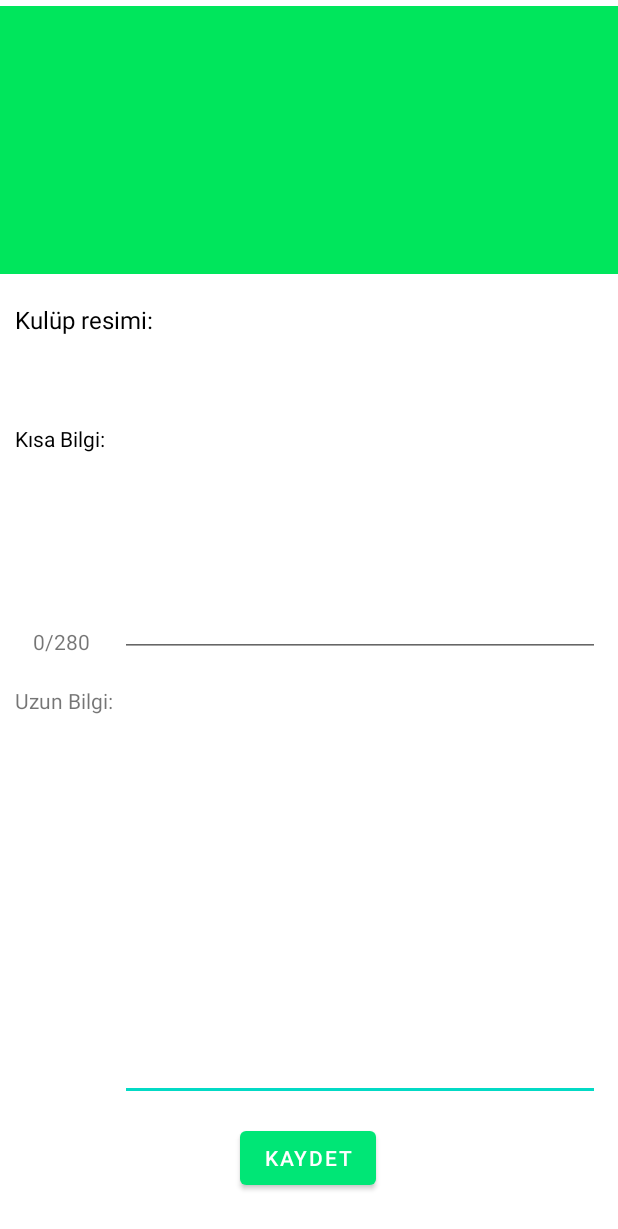
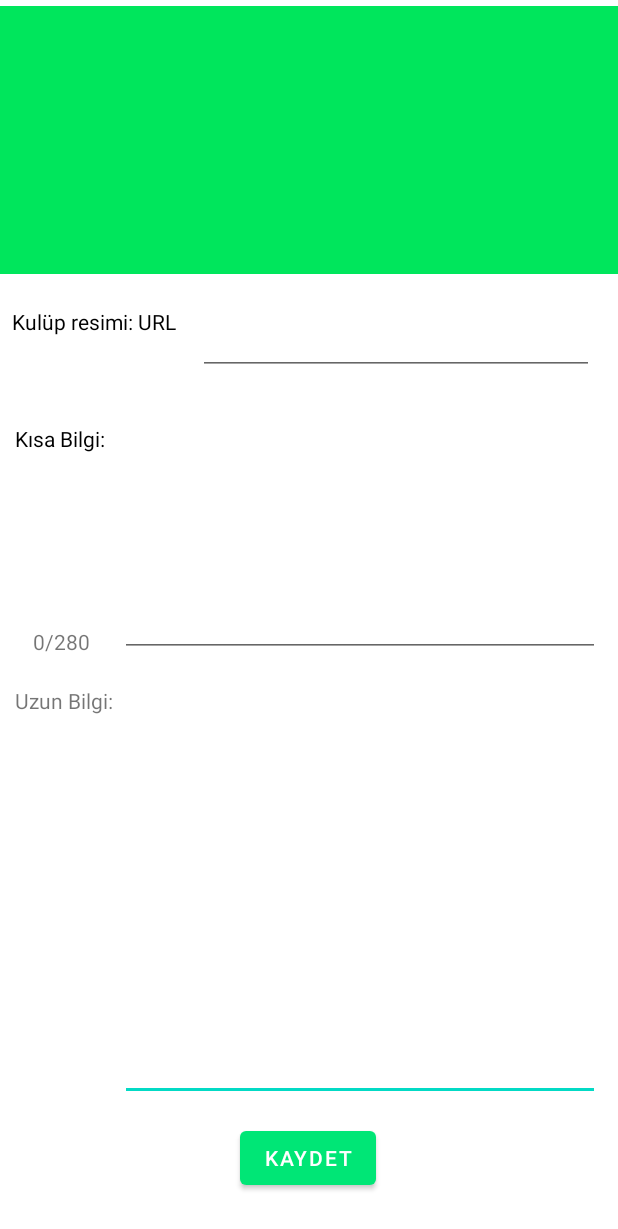
Before and after one commit to ArtunKARA/KulupApp, an Android app: the ClubInfoAdminActivity screen opened directly, with no data from a screen before it, on a phone screen of 412 x 824 dp. Shown: the top 1229 px of the screen. Run offline under Robolectric (Android 15) with nearby library versions, the phone set to English and light mode, and no system bars; our stand-ins replace Firebase (no records; nobody signed in at launch, a user with empty details on screens opened directly); 3 statements that could not run were skipped.

Commit message:
Clup Details Page and Card View settings

```diff
--- a/app/build.gradle
+++ b/app/build.gradle
@@ -49,6 +49,8 @@ dependencies {
     androidTestImplementation 'androidx.test.ext:junit:1.1.4'
     androidTestImplementation 'androidx.test.espresso:espresso-core:3.5.0'
     implementation 'com.google.code.gson:gson:2.8.8'
+    implementation 'com.squareup.picasso:picasso:2.5.2'
+
 
 //okhttp
     implementation 'com.squareup.okhttp3:okhttp:4.9.3'
--- a/app/src/main/AndroidManifest.xml
+++ b/app/src/main/AndroidManifest.xml
@@ -8,9 +8,9 @@
         android:allowBackup="true"
         android:dataExtractionRules="@xml/data_extraction_rules"
         android:fullBackupContent="@xml/backup_rules"
-        android:icon="@mipmap/ic_launcher"
+        android:icon="@drawable/bookcase"
         android:label="@string/app_name"
-        android:roundIcon="@mipmap/ic_launcher_round"
+        android:roundIcon="@drawable/bookcase"
         android:supportsRtl="true"
         android:theme="@style/Theme.KulupApp"
         tools:targetApi="31">
--- a/app/src/main/java/com/example/kulupapp/ClubAdapter.kt
+++ b/app/src/main/java/com/example/kulupapp/ClubAdapter.kt
@@ -8,6 +8,7 @@ import android.view.ViewGroup
 import android.widget.ImageView
 import android.widget.TextView
 import androidx.recyclerview.widget.RecyclerView
+import com.squareup.picasso.Picasso
 
 
 class ClubAdapter(private val clubSet: ArrayList<club>,val context: Context) :
@@ -22,6 +23,7 @@ class ClubAdapter(private val clubSet: ArrayList<club>,val context: Context) :
         val clupname : TextView = view.findViewById(R.id.tv_clubnamecard)
         val clupshortinfo : TextView = view.findViewById(R.id.tv_shortclub1)
         val cluppitch : ImageView = view.findViewById(R.id.imageView2)
+
     }
 
     // Create new views (invoked by the layout manager)
@@ -37,6 +39,9 @@ class ClubAdapter(private val clubSet: ArrayList<club>,val context: Context) :
     override fun onBindViewHolder(viewHolder: ViewHolder, position: Int) {
         viewHolder.clupname.text = clubSet[position].name
         viewHolder.clupshortinfo.text = clubSet[position].shortInfo
+        Picasso.with(this.context).load(clubSet[position].photoClub)
+            .placeholder(R.drawable.hehe)
+            .into(viewHolder.cluppitch)
 
         viewHolder.itemView.setOnClickListener{
 
--- a/app/src/main/java/com/example/kulupapp/ClubInfoAdminActivity.kt
+++ b/app/src/main/java/com/example/kulupapp/ClubInfoAdminActivity.kt
@@ -71,10 +71,11 @@ class ClubInfoAdminActivity : AppCompatActivity() {
             val btnSV = findViewById<Button>(R.id.btn_infoSave)
             btnSV.setOnClickListener {
                 val longInfoPanel = findViewById<EditText>(R.id.et_longInfoClub)
+                val urlId = findViewById<EditText>(R.id.et_url)
                 if (shortInfoPanel.text.length <= 280){
                     curentClubDb?.child("longInfo")?.setValue(longInfoPanel.text.toString())
                     curentClubDb?.child("shortInfo")?.setValue(shortInfoPanel.text.toString())
-
+                    curentClubDb?.child("photoClub")?.setValue(urlId.text.toString())
                     Toast.makeText(this@ClubInfoAdminActivity, "Kayıt başarılı", Toast.LENGTH_SHORT).show()
                     var intent = Intent(this@ClubInfoAdminActivity,ClupAdministrationActivitiy::class.java)
                     startActivity(intent)
--- a/app/src/main/java/com/example/kulupapp/ClupAdministrationActivitiy.kt
+++ b/app/src/main/java/com/example/kulupapp/ClupAdministrationActivitiy.kt
@@ -71,7 +71,7 @@ class ClupAdministrationActivitiy : AppCompatActivity() {
                     for (userSnapshot in snapshot.children){
                         val user =userSnapshot.getValue(user::class.java)
                         user!!.key = userSnapshot.key  //.value.toString()
-                        if (user!!.club == curentClub){//Selector for club member
+                        if (user!!.club?.indexOf(curentClub) != -1){//Selector for club member
                             userArrayList.add(user!!)
                         }
                     }
--- a/app/src/main/java/com/example/kulupapp/StartActivity.kt
+++ b/app/src/main/java/com/example/kulupapp/StartActivity.kt
@@ -142,7 +142,6 @@ class StartActivity : AppCompatActivity() {
                 if (snapshot.exists()){
                     for (userSnapshot in snapshot.children){
                         val club = userSnapshot.getValue(club::class.java)
-                        club!!.name = userSnapshot.key
                         clubArrayList.add(club!!)
                     }
                     clupRecyclerView.adapter = ClubAdapter(clubArrayList,this@StartActivity)
--- a/app/src/main/java/com/example/kulupapp/club.kt
+++ b/app/src/main/java/com/example/kulupapp/club.kt
@@ -5,5 +5,5 @@ class club {
     var shortInfo : String? = null
     var longInfo : String? = null
     var kind : String? = null
-    var photo: String? = null
+    var photoClub: String? = null
 }
--- a/app/src/main/res/layout/club_info_admin_panel.xml
+++ b/app/src/main/res/layout/club_info_admin_panel.xml
@@ -50,11 +50,11 @@
         android:id="@+id/textView19"
         android:layout_width="wrap_content"
         android:layout_height="wrap_content"
-        android:layout_marginStart="10dp"
+        android:layout_marginStart="8dp"
         android:layout_marginBottom="600dp"
-        android:text="Kulüp resimi:"
+        android:text="Kulüp resimi: URL"
         android:textColor="#000000"
-        android:textSize="16sp"
+        android:textSize="14sp"
         app:layout_constraintBottom_toBottomOf="parent"
         app:layout_constraintStart_toStartOf="parent"
         app:layout_constraintTop_toBottomOf="@+id/textView"
@@ -119,4 +119,15 @@
         app:layout_constraintHorizontal_bias="0.498"
         app:layout_constraintStart_toStartOf="parent" />
 
+    <EditText
+        android:id="@+id/et_url"
+        android:layout_width="264dp"
+        android:layout_height="47dp"
+        android:layout_marginTop="20dp"
+        android:layout_marginEnd="16dp"
+        android:ems="10"
+        android:inputType="textPersonName"
+        app:layout_constraintEnd_toEndOf="parent"
+        app:layout_constraintTop_toBottomOf="@+id/textView" />
+
 </androidx.constraintlayout.widget.ConstraintLayout>
--- a/app/src/main/res/layout/start_panel.xml
+++ b/app/src/main/res/layout/start_panel.xml
@@ -105,6 +105,7 @@
         android:layout_width="392dp"
         android:layout_height="494dp"
         android:layout_marginTop="48dp"
+        app:layout_constraintBottom_toBottomOf="parent"
         app:layout_constraintEnd_toEndOf="parent"
         app:layout_constraintStart_toStartOf="parent"
         app:layout_constraintTop_toBottomOf="@+id/textView10"
```
Also changed, not shown: app/src/main/java/com/example/kulupapp/ClubDetailActivity.kt (+7 -0 lines), app/src/main/java/com/example/kulupapp/MainActivity.kt (+21 -7 lines), app/src/main/res/layout/club_card.xml (+16 -12 lines), app/src/main/res/drawable/bookcase.png (added), 1 other file.
